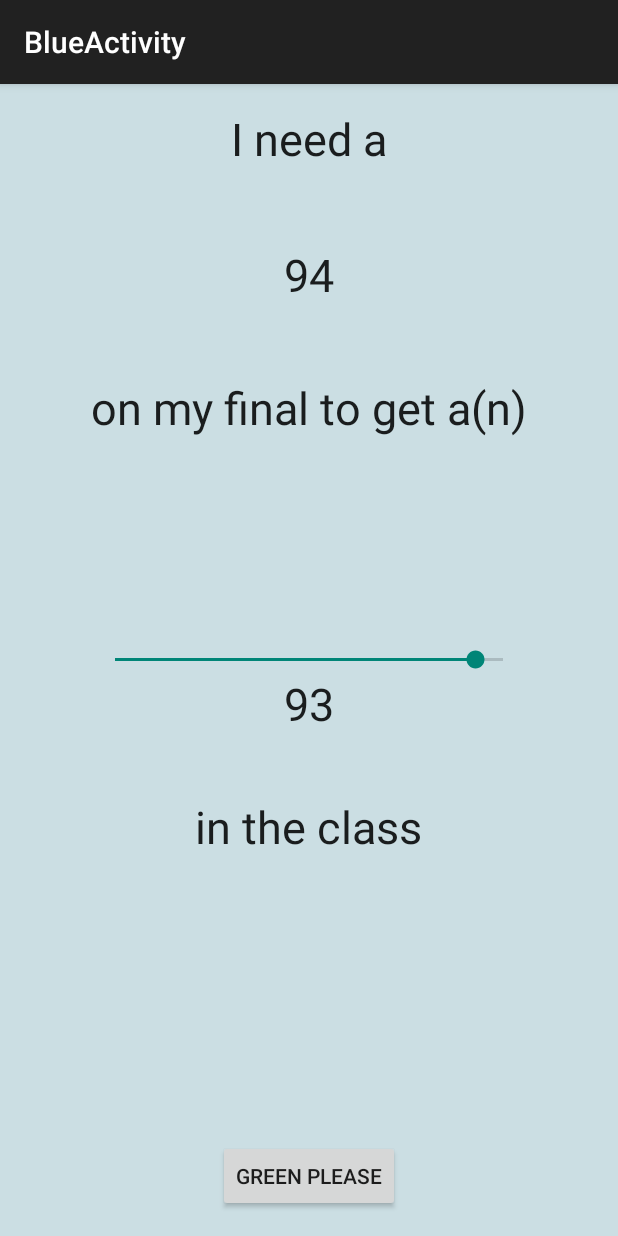
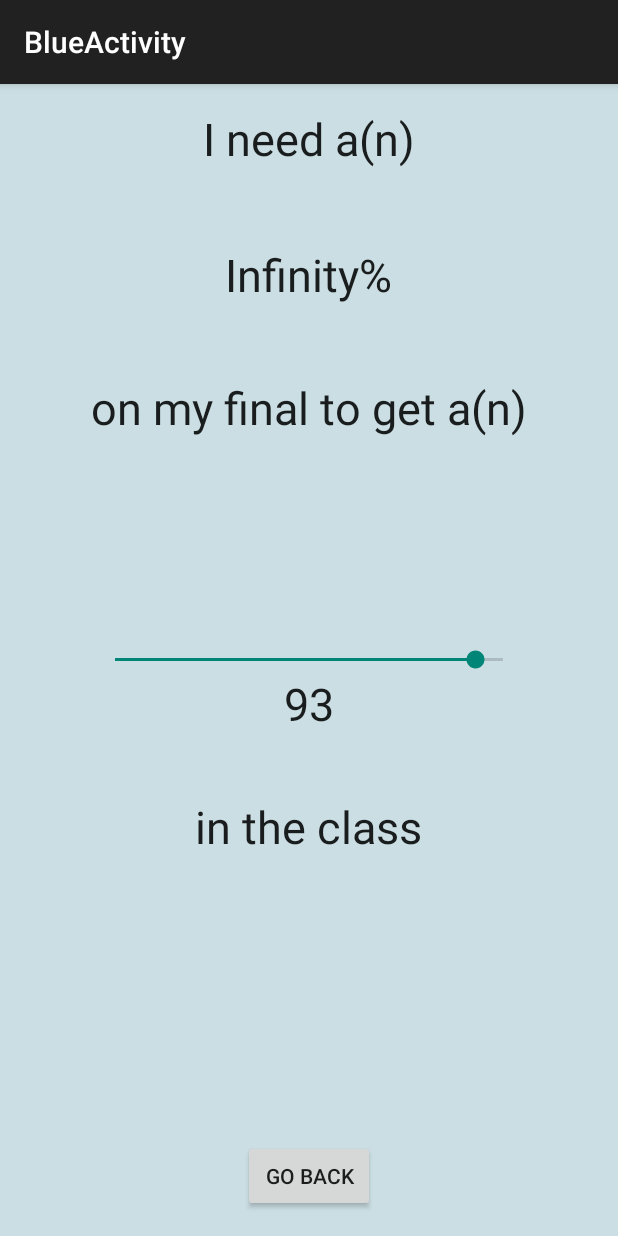
Before and after one commit to nchanfreau/first, an Android app: the SecondActivity screen opened directly, with no data from a screen before it, on a phone screen of 412 x 824 dp. Run offline under Robolectric (Android 15) with nearby library versions, the phone set to English and light mode, and no system bars; 2 statements that could not run were skipped.

Commit message:
finished math -- app is now functional

```diff
--- a/app/src/main/java/com/example/nataliechanfreau/myapplication/SecondActivity.java
+++ b/app/src/main/java/com/example/nataliechanfreau/myapplication/SecondActivity.java
@@ -8,7 +8,6 @@ import android.view.MenuItem;
 import android.view.View;
 import android.widget.SeekBar;
 import android.widget.TextView;
-
 
 public class SecondActivity extends ActionBarActivity {
     private double myCurrentPercent;
@@ -23,10 +22,8 @@ public class SecondActivity extends ActionBarActivity {
     }
 
     private void interpretMessage() {
-        String message = (String) getIntent().getExtras().get(FirstActivity.EXTRA_MESSAGE);
-        String[] percentages = message.split(FirstActivity.DELIMITER);
-        myCurrentPercent = Double.parseDouble(percentages[0]);
-        myRemainingProportion = Double.parseDouble(percentages[1]);
+        myCurrentPercent = (double) getIntent().getExtras().get(FirstActivity.CURRENT_PERCENT_MESSAGE);
+        myRemainingProportion = (double) getIntent().getExtras().get(FirstActivity.REMAINING_PROPORTION_MESSAGE);
     }
 
     public void onButtonClick(View view) {
@@ -47,16 +44,17 @@ public class SecondActivity extends ActionBarActivity {
             public void onProgressChanged(SeekBar seekBar, int progress, boolean fromUser) {
                 TextView gradeGoal = (TextView) findViewById(R.id.gradeGoal);
                 gradeGoal.setText(Integer.toString(seekBar.getProgress()));
-                setGradeRequired();
+                setGradeRequired(progress);
             }
         });
-        setGradeRequired();
+        setGradeRequired(sk.getProgress());
     }
 
-    private void setGradeRequired() {
-        TextView gradeRequired = (TextView) findViewById(R.id.gradeRequired);
-
-
-
+    private void setGradeRequired(int gradeGoal) {
+        double gradeRequired = (gradeGoal - myCurrentPercent) / myRemainingProportion * 100.0;
+        gradeRequired = gradeRequired < 0 ? 0 : gradeRequired;
+        //gradeRequired = ((int) (gradeRequired * 100)) / 100.0;
+        TextView gradeRequiredTextView = (TextView) findViewById(R.id.gradeRequired);
+        gradeRequiredTextView.setText(gradeRequired + "%");
     }
 }
--- a/app/src/main/res/layout/activity_one.xml
+++ b/app/src/main/res/layout/activity_one.xml
@@ -20,7 +20,7 @@
         <Button
             android:layout_width="wrap_content"
             android:layout_height="wrap_content"
-            android:text="Blue please"
+            android:text="Calculate!"
             android:id="@+id/button"
             android:layout_below="@+id/textView2"
             android:layout_marginTop="57dp"
--- a/app/src/main/res/layout/activity_two.xml
+++ b/app/src/main/res/layout/activity_two.xml
@@ -11,7 +11,7 @@
     <Button
         android:layout_width="wrap_content"
         android:layout_height="wrap_content"
-        android:text="Green please"
+        android:text="Go back"
         android:id="@+id/button2"
         android:onClick="onButtonClick"
         android:layout_alignParentBottom="true"
@@ -21,7 +21,7 @@
         android:layout_width="wrap_content"
         android:layout_height="wrap_content"
         android:textAppearance="?android:attr/textAppearanceLarge"
-        android:text="I need a"
+        android:text="I need a(n)"
         android:id="@+id/textView4"
         android:editable="true"
         android:layout_alignParentTop="true"
```
Also changed, not shown: app/src/main/java/com/example/nataliechanfreau/myapplication/FirstActivity.java (+4 -3 lines).
